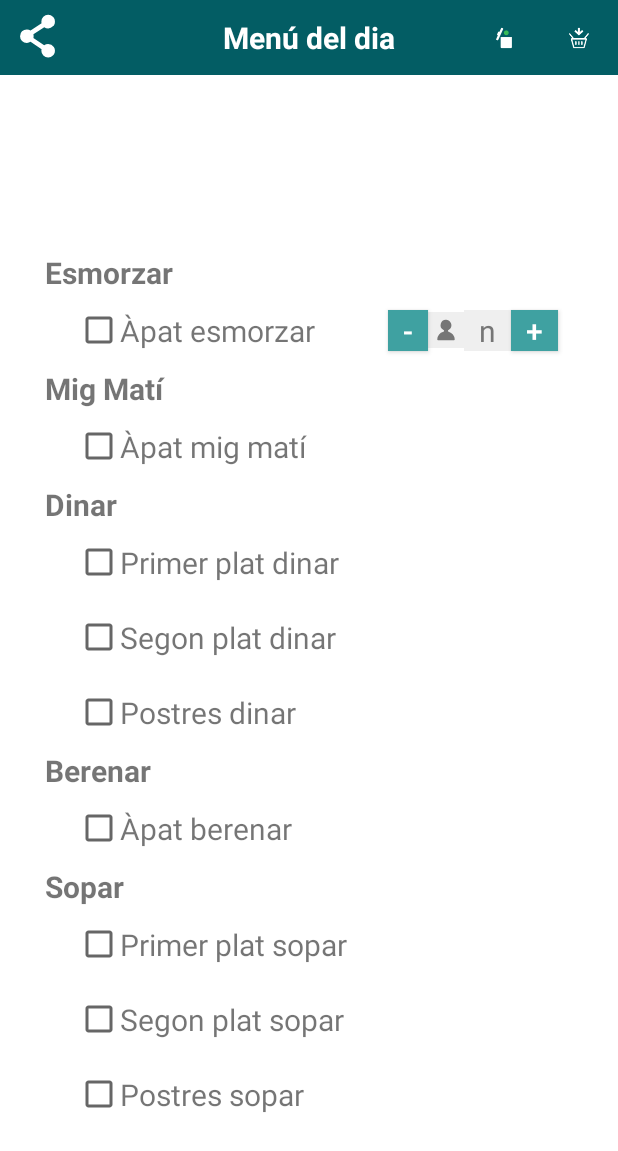
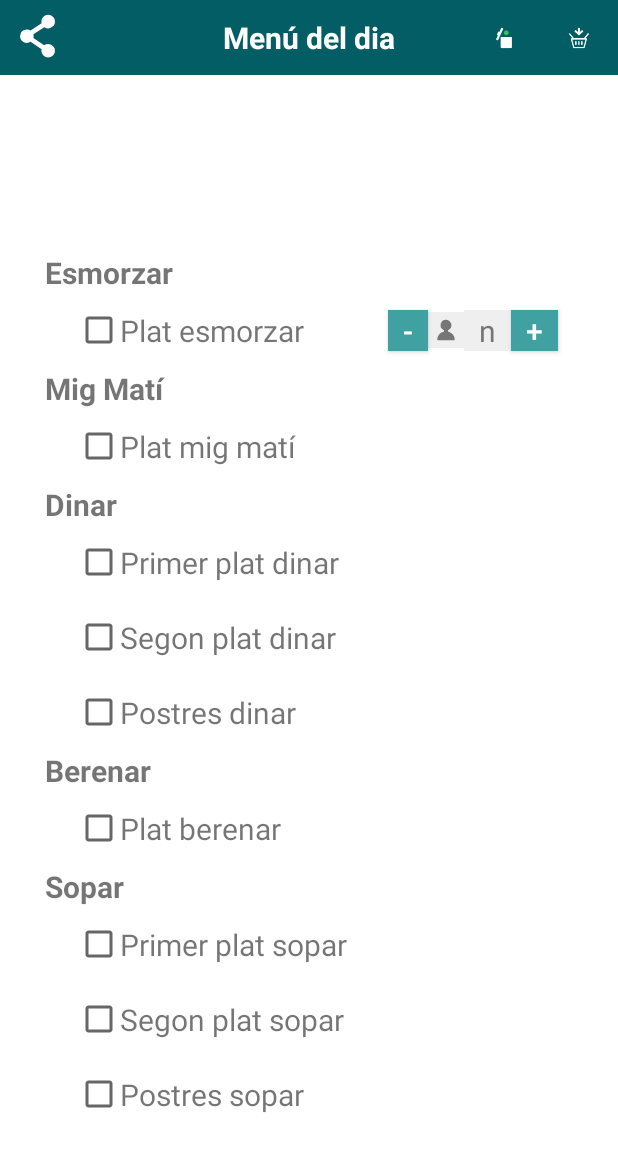
Before and after one commit to gmmns/MenMed, an Android app: the layout activity_menu.xml on its own in the app's theme, with its tools: preview values and no code run, on a phone screen of 412 x 824 dp. Shown: the top 1151 px of the screen. Run offline under Robolectric (Android 15) with nearby library versions, the phone set to English and light mode, and no system bars; plain views replace WeekCalendar; network calls fail.

Commit message:
- BD: receptes d'un dia (recipes_day3). - BD: taula d'ingredients (amb els ingredients utilitzats en recipes_day3). - Modificar els textos del layout per fer-los traduïbles.

```diff
--- a/MenMed/app/src/main/res/layout/activity_menu.xml
+++ b/MenMed/app/src/main/res/layout/activity_menu.xml
@@ -29,7 +29,6 @@
                 android:id="@+id/btn_share"
                 android:adjustViewBounds="false"
                 android:layout_height="match_parent"
-                android:text="Round Button"
                 android:background="@drawable/ic_share_05"
                 android:contextClickable="true"
                 android:layout_width="50dp"
@@ -40,7 +39,7 @@
                 android:layout_height="match_parent" />
 
             <TextView
-                android:text="Menú del dia"
+                android:text="@string/today_menu"
                 android:textStyle="bold"
                 android:layout_width="wrap_content"
                 android:layout_height="match_parent"
@@ -111,7 +110,7 @@
                     android:orientation="vertical" >
 
                     <TextView
-                        android:text="Esmorzar"
+                        android:text="@string/breakfast_title"
                         android:textStyle="bold"
                         android:layout_width="match_parent"
                         android:layout_height="wrap_content"
@@ -134,7 +133,7 @@
                             android:id="@+id/esm_check" />
 
                         <TextView
-                            android:text="Àpat esmorzar"
+                            android:text="@string/breakfast_plate"
                             android:layout_width="wrap_content"
                             android:layout_height="match_parent"
                             android:id="@+id/esm_recept"
@@ -202,7 +201,7 @@
                     </LinearLayout>
 
                     <TextView
-                        android:text="Mig Matí"
+                        android:text="@string/elevenses_title"
                         android:textStyle="bold"
                         android:layout_width="match_parent"
                         android:layout_height="wrap_content"
@@ -225,7 +224,7 @@
                             android:id="@+id/mig_check" />
 
                         <TextView
-                            android:text="Àpat mig matí"
+                            android:text="@string/elevenses_plate"
                             android:layout_width="wrap_content"
                             android:layout_height="match_parent"
                             android:id="@+id/mig_recept"
@@ -240,7 +239,7 @@
                     </LinearLayout>
 
                     <TextView
-                        android:text="Dinar"
+                        android:text="@string/lunch_title"
                         android:textStyle="bold"
                         android:layout_width="match_parent"
                         android:layout_height="wrap_content"
@@ -263,7 +262,7 @@
                             android:id="@+id/dinar_check1" />
 
                         <TextView
-                            android:text="Primer plat dinar"
+                            android:text="@string/lunch_plate1"
                             android:layout_width="wrap_content"
                             android:layout_height="match_parent"
                             android:id="@+id/dinar_recept1"
@@ -291,7 +290,7 @@
                             android:id="@+id/dinar_check2" />
 
                         <TextView
-                            android:text="Segon plat dinar"
+                            android:text="@string/lunch_plate2"
                             android:layout_width="wrap_content"
                             android:layout_height="match_parent"
                             android:id="@+id/dinar_recept2"
@@ -319,7 +318,7 @@
                             android:id="@+id/dinar_check3" />
 
                         <TextView
-                            android:text="Postres dinar"
+                            android:text="@string/lunch_plate3"
                             android:layout_width="wrap_content"
                             android:layout_height="match_parent"
                             android:id="@+id/dinar_recept3"
@@ -333,7 +332,7 @@
                     </LinearLayout>
 
                     <TextView
-                        android:text="Berenar"
+                        android:text="@string/snack_title"
                         android:textStyle="bold"
                         android:layout_width="match_parent"
                         android:layout_height="wrap_content"
@@ -356,7 +355,7 @@
                             android:id="@+id/ber_check" />
 
                         <TextView
-                            android:text="Àpat berenar"
+                            android:text="@string/snack_plate"
                             android:layout_width="wrap_content"
                             android:layout_height="match_parent"
                             android:id="@+id/ber_recept"
@@ -370,7 +369,7 @@
                     </LinearLayout>
 
                     <TextView
-                        android:text="Sopar"
+                        android:text="@string/dinner_title"
                         android:textStyle="bold"
                         android:layout_width="match_parent"
                         android:layout_height="wrap_content"
@@ -393,7 +392,7 @@
                             android:id="@+id/sopar_check1" />
 
                         <TextView
-                            android:text="Primer plat sopar"
+                            android:text="@string/dinner_plate1"
                             android:layout_width="wrap_content"
                             android:layout_height="match_parent"
                             android:id="@+id/sopar_recept1"
@@ -421,7 +420,7 @@
                             android:id="@+id/sopar_check2" />
 
                         <TextView
-                            android:text="Segon plat sopar"
+                            android:text="@string/dinner_plate2"
                             android:layout_width="wrap_content"
                             android:layout_height="match_parent"
                             android:id="@+id/sopar_recept2"
@@ -449,7 +448,7 @@
                             android:id="@+id/sopar_check3" />
 
                         <TextView
-                            android:text="Postres sopar"
+                            android:text="@string/dinner_plate3"
                             android:layout_width="wrap_content"
                             android:layout_height="match_parent"
                             android:id="@+id/sopar_recept3"
@@ -480,7 +479,6 @@
                 android:layout_weight="1" />
 
             <ImageButton
-                android:text="List"
                 android:layout_height="match_parent"
                 android:id="@+id/btn_list"
                 android:background="@drawable/ic_shopping_list_03"
@@ -492,7 +490,6 @@
 
 
             <ImageButton
-                android:text="Menu"
                 android:layout_height="match_parent"
                 android:id="@+id/btn_menu"
                 android:background="@drawable/ic_menu_04"
```
Also changed, not shown: MenMed/app/src/main/res/values/strings.xml (+83 -15 lines), 1 other file.
